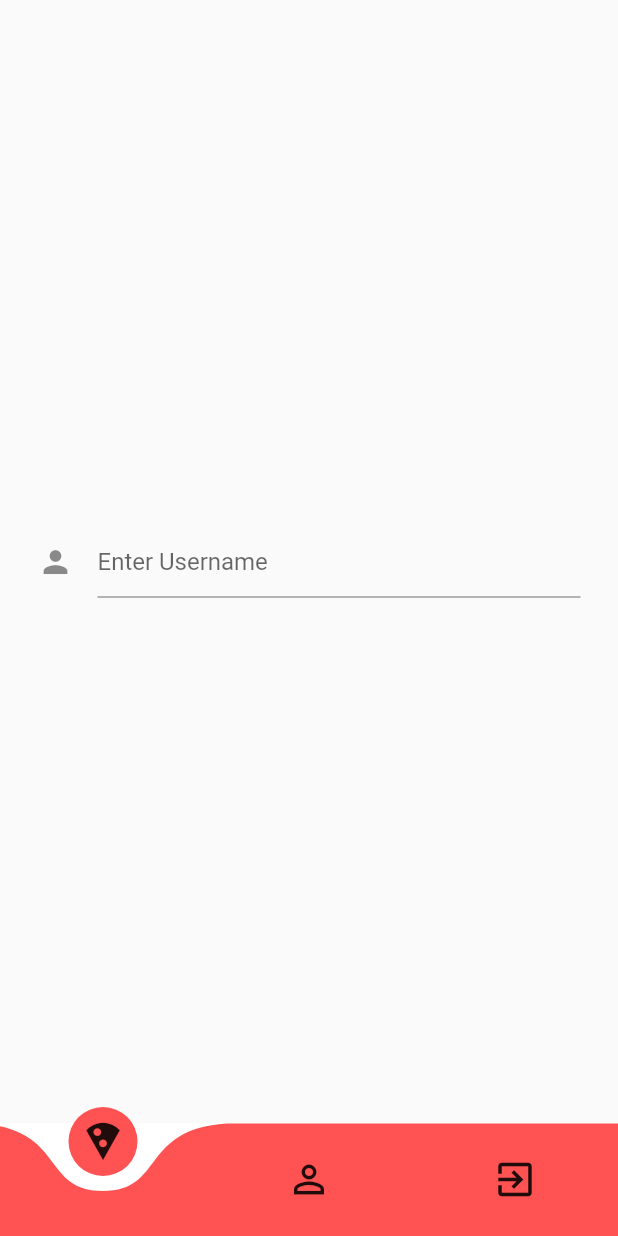
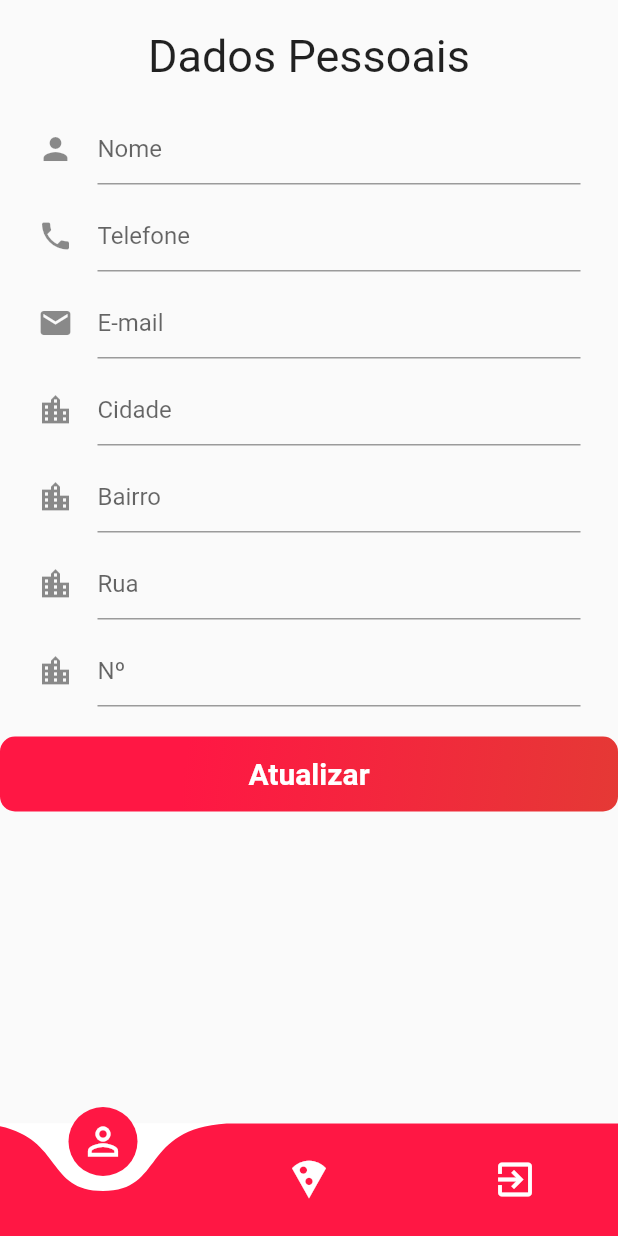
Before and after one commit to matheusreichert12/Pizzaria---Flutter---Firebase, a Flutter app: the InicialClientePage screen opened directly, on a phone screen of 412 x 824 dp. Run offline on Flutter 3.47's test engine with Material 2 defaults, Android fonts, the phone set to English and light mode, and no system bars; drawn by our look-alikes of curved_navigation_bar; our stand-ins replace cloud_firestore, firebase_database; accounts and stored records are empty.

Commit message:
adicionado tela de pedidoCliente

```diff
--- a/lib/pages/cliente.page.dart
+++ b/lib/pages/cliente.page.dart
@@ -1,3 +1,4 @@
+
 import 'package:flutter/material.dart';
 
 class ClientePage extends StatefulWidget {
@@ -6,26 +7,143 @@ class ClientePage extends StatefulWidget {
 }
 
 class _ClientePageState extends State<ClientePage> {
+
+
+
   @override
   Widget build(BuildContext context) {
     return Scaffold(
       body: Center(
-        child: Padding(
-          //Add padding around textfield
+          child: ListView(
+        children: <Widget>[
+          SizedBox(
+            height: 20,
+          ),
+          Text(
+            "Dados Pessoais",
+            textAlign: TextAlign.center,
+            style: TextStyle(fontSize: 30),
+          ),
+          SizedBox(
+            height: 20,
+          ),
+          Padding(
             padding: EdgeInsets.symmetric(horizontal: 25.0),
             child: TextField(
               decoration: InputDecoration(
-              hintText: "Enter Username",
-              //add icon outside input field
+                hintText: "Nome",
                 icon: Icon(Icons.person),
-              //add icon to the beginning of text field
-              //prefixIcon: Icon(Icons.person),
-              //can also add icon to the end of the textfiled
-              //suffixIcon: Icon(Icons.remove_red_eye),
               ),
             ),
           ),
+          SizedBox(
+            height: 10,
           ),
+          Padding(
+            padding: EdgeInsets.symmetric(horizontal: 25.0),
+            child: TextField(
+              decoration: InputDecoration(
+                hintText: "Telefone",
+                icon: Icon(Icons.phone),
+              ),
+            ),
+          ),
+           SizedBox(
+            height: 10,
+          ),
+          Padding(
+            padding: EdgeInsets.symmetric(horizontal: 25.0),
+            child: TextField(
+              decoration: InputDecoration(
+                hintText: "E-mail",
+                icon: Icon(Icons.email),
+              ),
+            ),
+          ),
+          SizedBox(
+            height: 10,
+          ),
+          Padding(
+            padding: EdgeInsets.symmetric(horizontal: 25.0),
+            child: TextField(
+              decoration: InputDecoration(
+                hintText: "Cidade",
+                icon: Icon(Icons.location_city),
+              ),
+            ),
+          ),
+          SizedBox(
+            height: 10,
+          ),
+          Padding(
+            padding: EdgeInsets.symmetric(horizontal: 25.0),
+            child: TextField(
+              decoration: InputDecoration(
+                hintText: "Bairro",
+                icon: Icon(Icons.location_city),
+              ),
+            ),
+          ),
+          SizedBox(
+            height: 10,
+          ),
+          Padding(
+            padding: EdgeInsets.symmetric(horizontal: 25.0),
+            child: TextField(
+              decoration: InputDecoration(
+                hintText: "Rua",
+                icon: Icon(Icons.location_city),
+              ),
+            ),
+          ),
+          SizedBox(
+            height: 10,
+          ),
+          Padding(
+            padding: EdgeInsets.symmetric(horizontal: 25.0),
+            child: TextField(
+              decoration: InputDecoration(
+                hintText: "Nº",
+                icon: Icon(Icons.location_city),
+              ),
+            ),
+          ),
+          SizedBox(
+            height: 20,
+          ),
+          Container(
+            height: 50,
+            alignment: Alignment.centerLeft,
+            decoration: BoxDecoration(
+              gradient: LinearGradient(
+                begin: Alignment.topLeft,
+                end: Alignment.bottomRight,
+                stops: [0.3, 1],
+                colors: [
+                  Colors.redAccent[400],
+                  Colors.red[600],
+                ],
+              ),
+              borderRadius: BorderRadius.all(
+                Radius.circular(10),
+              ),
+            ),
+            child: SizedBox.expand(
+              child: FlatButton(
+                child: Text(
+                  "Atualizar",
+                  style: TextStyle(
+                    fontWeight: FontWeight.bold,
+                    color: Colors.white,
+                    fontSize: 20,
+                  ),
+                ),
+                onPressed: () {},
+              ),
+            ),
+          ),
+        ],
+      )),
     );
   }
 }
--- a/lib/pages/inicialCliente.page.dart
+++ b/lib/pages/inicialCliente.page.dart
@@ -3,6 +3,7 @@ import 'package:flutter/cupertino.dart';
 import 'package:flutter/material.dart';
 import 'package:todo/pages/cliente.page.dart';
 import 'package:todo/pages/login.page.dart';
+import 'package:todo/pages/pedidoCliente.page.dart';
 
 class InicialClientePage extends StatefulWidget {
   State<StatefulWidget> createState() => InicialClientePageState();
@@ -12,17 +13,17 @@ class InicialClientePageState extends State<InicialClientePage> {
   int _pageIndex = 0;
 
   final ClientePage _clientePage = ClientePage();
-  final LoginPage _loginPage = LoginPage();
+  final PedidoClientePage _pedidoClientePage = PedidoClientePage();
 
   Widget _showPage = new ClientePage();
 
   Widget _pageChooser(int page) {
     switch (page) {
       case 0:
-        return _loginPage;
+        return _clientePage;
         break;
       case 1:
-        return _clientePage;
+        return _pedidoClientePage;
         break;
       default:
         return new Container(
@@ -38,14 +39,16 @@ class InicialClientePageState extends State<InicialClientePage> {
       bottomNavigationBar: CurvedNavigationBar(
         initialIndex: _pageIndex,
         items: <Widget>[
-          Icon(Icons.local_pizza, size: 30),
-          Icon(Icons.perm_identity, size: 30),
-          Icon(Icons.exit_to_app, size: 30)
+          Icon(Icons.perm_identity, size: 30,color: Colors.white),
+          Icon(Icons.local_pizza, size: 30,color: Colors.white),
+          Icon(Icons.exit_to_app, size: 30,color: Colors.white),
+
         ],
-        color: Colors.redAccent[200],
+
+        color: Colors.redAccent[400],
         backgroundColor: Colors.white,
         animationCurve: Curves.easeInOut,
-        animationDuration: Duration(milliseconds: 600),
+        animationDuration: Duration(milliseconds: 500),
         onTap: (int tappedIndex) {
           setState(() {
             _showPage = _pageChooser(tappedIndex);
--- /dev/null
+++ b/lib/pages/pedidoCliente.page.dart
@@ -0,0 +1,58 @@
+import 'package:cloud_firestore/cloud_firestore.dart';
+import 'package:flutter/material.dart';
+
+class PedidoClientePage extends StatefulWidget {
+  @override
+  _PedidoClientePageState createState() => _PedidoClientePageState();
+}
+
+class _PedidoClientePageState extends State<PedidoClientePage> {
+  String teste;
+
+  @override
+  Widget build(BuildContext context) {
+    return Scaffold(
+      appBar: new AppBar(
+        title: Text("Testando FireStore"),
+      ),
+      body: new StreamBuilder(
+        stream: Firestore.instance.collection("usuarios").snapshots(),
+        builder: (context, snapshot) {
+          if (!snapshot.hasData) {
+            return new Text("Conectando...");
+          }
+
+          return new ListView.builder(
+            itemCount: snapshot.data.documents.length,
+            itemBuilder: (context, index) {
+              teste = snapshot.data.documents[index].documentID;
+              return new Text(snapshot.data.documents[index].data['login']);
+            },
+          );
+        },
+      ),
+      floatingActionButton: new FloatingActionButton(
+        onPressed: () {
+          update(teste, {'login': 'teste2', 'senha': 'oktiu', 'adm': '3'});
+          //Firestore.instance.collection("usuarios").document().delete();
+        },
+        tooltip: 'Icrement',
+        child: new Icon(Icons.add),
+      ),
+    );
+  }
+
+  getData() async {
+    return Firestore.instance.collection("usuarios").snapshots();
+  }
+
+  void update(selectDoc, newValues) {
+    Firestore.instance
+        .collection("usuarios")
+        .document(selectDoc)
+        .setData(newValues)
+        .catchError((e) {
+      print(e);
+    });
+  }
+}
--- a/pubspec.yaml
+++ b/pubspec.yaml
@@ -20,6 +20,7 @@ dependencies:
   firebase_database: any
   firebase_core: any
   curved_navigation_bar: ^0.1.26
+  cloud_firestore: ^0.12.9
   flutter:
     sdk: flutter
 
```
Also changed, not shown: pubspec.lock, 1 other file. Lines whose indentation alone changed are shown as unchanged.
